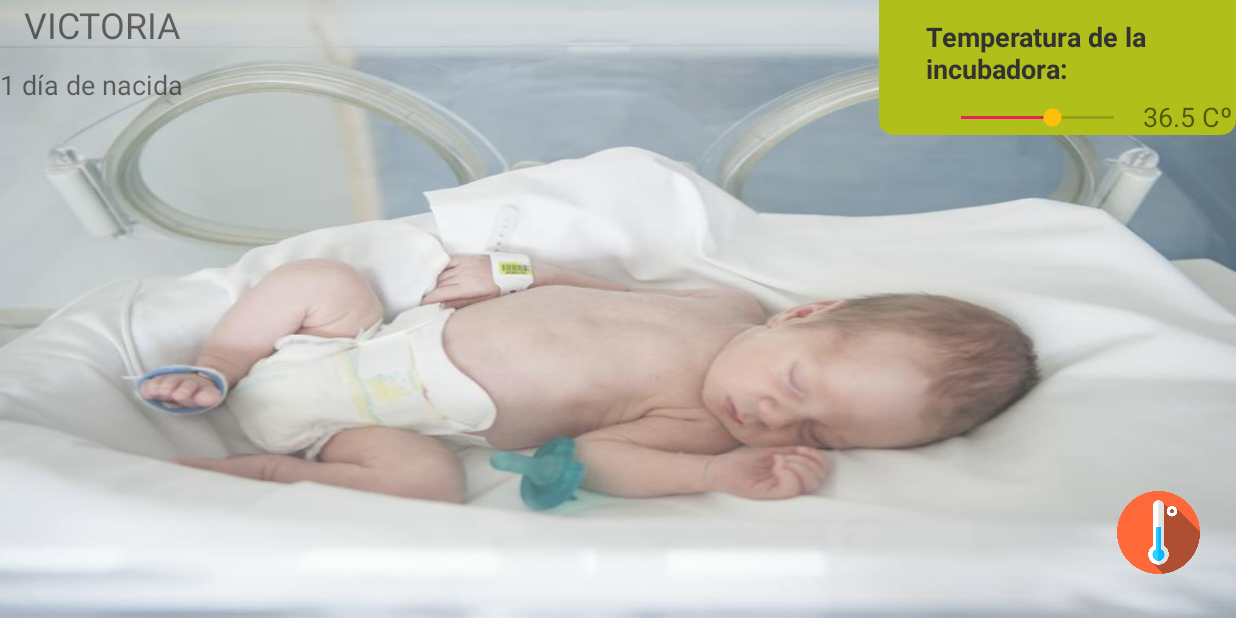
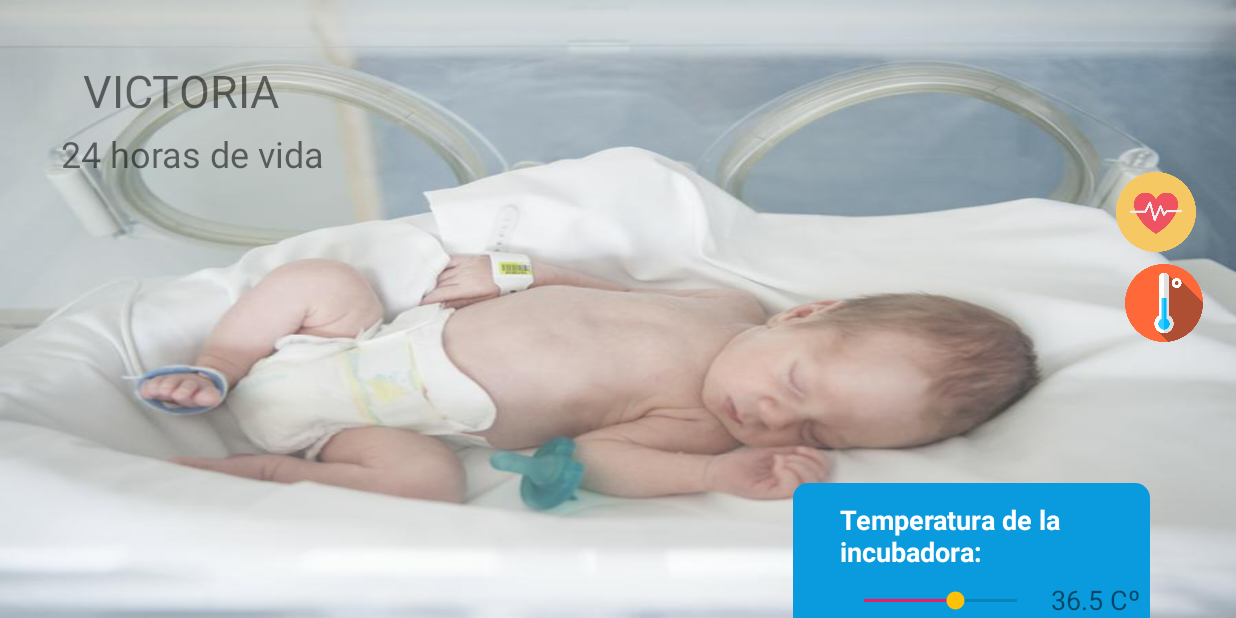
Before and after one commit to luisajojoa/appBebeTesis, an Android app: the screen it shows after launch (MainActivity), on a phone screen of 824 x 412 dp (held sideways). Run offline under Robolectric (Android 15) with nearby library versions, the light colour scheme and no system bars; Roboto replaces fonts that are not available here.

Commit message:
reorganizing activity main

```diff
--- a/app/src/main/java/com/tesis/bebeappble/MainActivity.kt
+++ b/app/src/main/java/com/tesis/bebeappble/MainActivity.kt
@@ -75,9 +75,7 @@ class MainActivity : AppCompatActivity() {
             playingVideo(videoView, path2)
         }*/
 
-        termometerIcon.setOnClickListener{
-            AlertDialog.Builder(this).setView()
-        }
+
 
         btnVideo.setOnLongClickListener {
             videoView.visibility = View.INVISIBLE
--- a/app/src/main/res/drawable/custom2.xml
+++ b/app/src/main/res/drawable/custom2.xml
@@ -1,9 +1,9 @@
 <?xml version="1.0" encoding="utf-8"?>
 <shape xmlns:android="http://schemas.android.com/apk/res/android" android:shape="rectangle">
-    <solid android:color="@color/colorBoxGreen"/>
+    <solid android:color="@color/colorBox"/>
     <corners android:radius="10dp"
-        android:topRightRadius="0dp"
-        android:topLeftRadius="0dp"/>
+        android:bottomLeftRadius="0dp"
+        android:bottomRightRadius="0dp"/>
     <padding
     android:left="10dp"
     android:top="10dp" />
--- a/app/src/main/res/layout/activity_main.xml
+++ b/app/src/main/res/layout/activity_main.xml
@@ -9,14 +9,18 @@
     android:rotation="0"
     tools:context=".MainActivity">
 
+
     <TextView
         android:id="@+id/containerAmbientTemperature"
         android:layout_width="238dp"
         android:layout_height="90dp"
         android:background="@drawable/custom2"
+        app:layout_constraintBottom_toBottomOf="parent"
         app:layout_constraintEnd_toEndOf="parent"
-        app:layout_constraintTop_toTopOf="parent" />
-
+        app:layout_constraintHorizontal_bias="0.902"
+        app:layout_constraintStart_toStartOf="parent"
+        app:layout_constraintTop_toTopOf="parent"
+        app:layout_constraintVertical_bias="1.0" />
 
     <TextView
         android:id="@+id/ageMyBaby"
@@ -24,22 +28,24 @@
         android:layout_height="wrap_content"
         android:layout_marginTop="4dp"
         android:fontFamily="@font/carter_one"
-        android:text="1 día de nacida"
+        android:text="24 horas de vida"
         android:textAlignment="center"
-        android:textSize="18sp"
+        android:textSize="24sp"
         app:layout_constraintStart_toStartOf="@+id/nameMyBaby"
         app:layout_constraintTop_toBottomOf="@+id/nameMyBaby" />
 
     <TextView
         android:id="@+id/nameMyBaby"
-        android:layout_width="136dp"
-        android:layout_height="40dp"
+        android:layout_width="161dp"
+        android:layout_height="42dp"
+        android:layout_marginStart="40dp"
+        android:layout_marginTop="40dp"
         android:fontFamily="@font/carter_one"
         android:text="VICTORIA"
         android:textAlignment="center"
-        android:textSize="24sp"
-        tools:layout_editor_absoluteX="16dp"
-        tools:layout_editor_absoluteY="16dp" />
+        android:textSize="30sp"
+        app:layout_constraintStart_toStartOf="parent"
+        app:layout_constraintTop_toTopOf="parent" />
 
     <VideoView
         android:id="@+id/videoViewBebe"
@@ -75,7 +81,7 @@
         android:thumbTint="#FFC107"
         app:layout_constraintBottom_toBottomOf="@+id/containerAmbientTemperature"
         app:layout_constraintEnd_toEndOf="@+id/textView5"
-        app:layout_constraintHorizontal_bias="0.17"
+        app:layout_constraintHorizontal_bias="0.0"
         app:layout_constraintStart_toStartOf="@+id/textView5"
         app:layout_constraintTop_toBottomOf="@+id/textView5"
         app:layout_constraintVertical_bias="1.0" />
@@ -88,7 +94,7 @@
         android:fontFamily="@font/capriola"
         android:text="Temperatura de la incubadora:"
         android:textAppearance="@style/TextAppearance.AppCompat.Body1"
-        android:textColor="@android:color/secondary_text_light"
+        android:textColor="@android:color/primary_text_dark"
         android:textSize="18sp"
         android:textStyle="bold"
         app:layout_constraintEnd_toEndOf="@+id/containerAmbientTemperature"
@@ -97,34 +103,34 @@
 
     <ImageButton
         android:id="@+id/buttonHeartIconb"
-        android:layout_width="68dp"
-        android:layout_height="52dp"
-        android:layout_marginStart="112dp"
+        android:layout_width="57dp"
+        android:layout_height="53dp"
+        android:layout_marginBottom="8dp"
         android:background="@android:color/transparent"
         android:scaleType="fitStart"
         android:visibility="visible"
-        app:layout_constraintBottom_toBottomOf="@+id/imageButton3"
-        app:layout_constraintEnd_toStartOf="@+id/imageButton3"
-        app:layout_constraintHorizontal_bias="1.0"
-        app:layout_constraintStart_toEndOf="@+id/textView5"
-        app:layout_constraintTop_toTopOf="@+id/imageButton3"
+        app:layout_constraintBottom_toTopOf="@+id/imageButton3"
+        app:layout_constraintEnd_toEndOf="@+id/imageButton3"
+        app:layout_constraintHorizontal_bias="0.0"
+        app:layout_constraintStart_toStartOf="@+id/imageButton3"
+        app:layout_constraintTop_toTopOf="parent"
         app:layout_constraintVertical_bias="1.0"
         app:srcCompat="@drawable/hearticon" />
 
     <ImageButton
         android:id="@+id/imageButton3"
-        android:layout_width="71dp"
-        android:layout_height="55dp"
+        android:layout_width="64dp"
+        android:layout_height="52dp"
         android:layout_marginEnd="16dp"
         android:background="@android:color/transparent"
         android:scaleType="centerInside"
         android:visibility="visible"
-        app:layout_constraintBottom_toBottomOf="parent"
+        app:layout_constraintBottom_toTopOf="@+id/containerAmbientTemperature"
         app:layout_constraintEnd_toEndOf="parent"
         app:layout_constraintHorizontal_bias="1.0"
         app:layout_constraintStart_toEndOf="@+id/textView5"
         app:layout_constraintTop_toTopOf="parent"
-        app:layout_constraintVertical_bias="0.917"
+        app:layout_constraintVertical_bias="0.651"
         app:srcCompat="@drawable/temperatureicon" />
 
     <TextView
```
